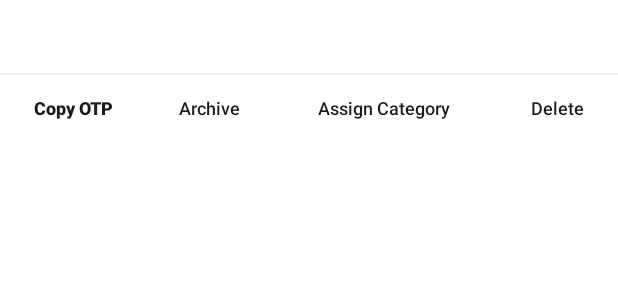
After one commit to ddastoor/TRAISms, an Android app built with Jetpack Compose: the layout notification_sms_otp_expanded.xml on its own in the app's theme, with its tools: preview values and no code run, on a phone screen of 412 x 824 dp. The commit adds this screen. Shown: the top 300 px of the screen. Run offline under Robolectric (Android 15) with nearby library versions, the phone set to English and light mode, and no system bars.

Commit message:
Implement SMS notification actions (Copy OTP, Archive, Assign Category, Delete)

```diff
--- a/app/src/main/AndroidManifest.xml
+++ b/app/src/main/AndroidManifest.xml
@@ -65,6 +65,11 @@
             </intent-filter>
         </receiver>
 
+        <!-- Internal BroadcastReceiver for SMS notification actions (Copy OTP, Archive, Delete) -->
+        <receiver
+            android:name=".data.sms.SmsNotificationActionReceiver"
+            android:exported="false" />
+
         <!-- Default SMS BroadcastReceiver for incoming MMS WAP Push -->
         <receiver
             android:name=".data.sms.MmsWapPushReceiver"
--- a/app/src/main/java/com/example/data/db/SmsDao.kt
+++ b/app/src/main/java/com/example/data/db/SmsDao.kt
@@ -186,6 +186,9 @@ interface SmsDao {
     @Query("SELECT systemSmsId FROM sms_messages WHERE id = :id AND systemSmsId IS NOT NULL")
     suspend fun getSystemIdForMessage(id: Long): Long?
 
+    @Query("SELECT id FROM sms_messages WHERE threadKey = :threadKey ORDER BY timestampMillis DESC, id DESC LIMIT 1")
+    suspend fun getLatestMessageIdForThread(threadKey: String): Long?
+
     @Query("DELETE FROM sms_messages WHERE id = :id")
     suspend fun deleteMessageById(id: Long)
 
--- a/app/src/main/java/com/example/data/sms/SmsDeliverReceiver.kt
+++ b/app/src/main/java/com/example/data/sms/SmsDeliverReceiver.kt
@@ -40,10 +40,10 @@ class SmsDeliverReceiver : BroadcastReceiver() {
             }
         }
 
-        val pendingResult = goAsync()
+        val pendingResult: PendingResult? = goAsync()
         val app = context.applicationContext as? TraiSmsApp
         if (app == null) {
-            pendingResult.finish()
+            pendingResult?.finish()
             return
         }
 
@@ -60,7 +60,7 @@ class SmsDeliverReceiver : BroadcastReceiver() {
                     }
                 }
             } finally {
-                pendingResult.finish()
+                pendingResult?.finish()
             }
         }
     }
--- /dev/null
+++ b/app/src/main/res/layout/notification_sms_otp_expanded.xml
@@ -0,0 +1,124 @@
+<?xml version="1.0" encoding="utf-8"?>
+<LinearLayout xmlns:android="http://schemas.android.com/apk/res/android"
+    android:layout_width="match_parent"
+    android:layout_height="wrap_content"
+    android:orientation="vertical">
+
+    <TextView
+        android:id="@+id/notif_expanded_title"
+        style="@style/TextAppearance.Compat.Notification.Title"
+        android:layout_width="match_parent"
+        android:layout_height="wrap_content"
+        android:ellipsize="end"
+        android:singleLine="true" />
+
+    <TextView
+        android:id="@+id/notif_expanded_body"
+        style="@style/TextAppearance.Compat.Notification"
+        android:layout_width="match_parent"
+        android:layout_height="wrap_content"
+        android:layout_marginTop="2dp"
+        android:ellipsize="end"
+        android:maxLines="4" />
+
+    <FrameLayout
+        android:layout_width="match_parent"
+        android:layout_height="1dp"
+        android:layout_marginTop="8dp"
+        android:background="#26808080" />
+
+    <LinearLayout
+        android:id="@+id/notif_otp_actions_row"
+        android:layout_width="match_parent"
+        android:layout_height="wrap_content"
+        android:layout_marginTop="4dp"
+        android:gravity="center_vertical"
+        android:orientation="horizontal">
+
+        <TextView
+            android:id="@+id/notif_btn_copy_otp"
+            style="@style/TextAppearance.Compat.Notification.Title"
+            android:layout_width="0dp"
+            android:layout_height="wrap_content"
+            android:layout_weight="1.15"
+            android:background="?android:attr/selectableItemBackground"
+            android:clickable="true"
+            android:ellipsize="end"
+            android:focusable="true"
+            android:gravity="center"
+            android:maxLines="2"
+            android:minHeight="36dp"
+            android:paddingStart="4dp"
+            android:paddingTop="6dp"
+            android:paddingEnd="4dp"
+            android:paddingBottom="6dp"
+            android:text="@string/notif_action_copy_otp"
+            android:textSize="12sp"
+            android:textStyle="bold" />
+
+        <TextView
+            android:id="@+id/notif_btn_archive"
+            style="@style/TextAppearance.Compat.Notification.Title"
+            android:layout_width="0dp"
+            android:layout_height="wrap_content"
+            android:layout_weight="1.0"
+            android:background="?android:attr/selectableItemBackground"
+            android:clickable="true"
+            android:ellipsize="end"
+            android:focusable="true"
+            android:fontFamily="sans-serif-medium"
+            android:gravity="center"
+            android:maxLines="2"
+            android:minHeight="36dp"
+            android:paddingStart="4dp"
+            android:paddingTop="6dp"
+            android:paddingEnd="4dp"
+            android:paddingBottom="6dp"
+            android:text="@string/notif_action_archive"
+            android:textSize="12sp" />
+
+        <TextView
+            android:id="@+id/notif_btn_assign_category"
+            style="@style/TextAppearance.Compat.Notification.Title"
+            android:layout_width="0dp"
+            android:layout_height="wrap_content"
+            android:layout_weight="1.75"
+            android:background="?android:attr/selectableItemBackground"
+            android:clickable="true"
+            android:ellipsize="end"
+            android:focusable="true"
+            android:fontFamily="sans-serif-medium"
+            android:gravity="center"
+            android:maxLines="2"
+            android:minHeight="36dp"
+            android:paddingStart="4dp"
+            android:paddingTop="6dp"
+            android:paddingEnd="4dp"
+            android:paddingBottom="6dp"
+            android:text="@string/notif_action_assign_category"
+            android:textSize="12sp" />
+
+        <TextView
+            android:id="@+id/notif_btn_delete"
+            style="@style/TextAppearance.Compat.Notification.Title"
+            android:layout_width="0dp"
+            android:layout_height="wrap_content"
+            android:layout_weight="0.95"
+            android:background="?android:attr/selectableItemBackground"
+            android:clickable="true"
+            android:ellipsize="end"
+            android:focusable="true"
+            android:fontFamily="sans-serif-medium"
+            android:gravity="center"
+            android:maxLines="2"
+            android:minHeight="36dp"
+            android:paddingStart="4dp"
+            android:paddingTop="6dp"
+            android:paddingEnd="4dp"
+            android:paddingBottom="6dp"
+            android:text="@string/notif_action_delete"
+            android:textSize="12sp" />
+
+    </LinearLayout>
+
+</LinearLayout>
--- a/app/src/main/res/values/strings.xml
+++ b/app/src/main/res/values/strings.xml
@@ -31,6 +31,10 @@
     <string name="compose_new_sms">New Message</string>
     <string name="copy_otp_chip">Copy %1$s</string>
     <string name="otp_copied_toast">OTP %1$s copied to clipboard</string>
+    <string name="notif_action_copy_otp">Copy OTP</string>
+    <string name="notif_action_archive">Archive</string>
+    <string name="notif_action_assign_category">Assign Category</string>
+    <string name="notif_action_delete">Delete</string>
     <string name="empty_category_title">No %1$s messages</string>
     <string name="empty_category_subtitle">Incoming and imported messages matching %1$s rules appear here automatically.</string>
     <string name="delete_all_in_tab">Delete all in %1$s</string>
```
Also changed, not shown: app/src/main/java/com/example/data/sms/SmsNotificationActionReceiver.kt (added, +97 -0 lines), app/src/main/java/com/example/data/sms/SmsNotificationHelper.kt (+164 -12 lines), app/src/main/java/com/example/data/sms/SmsRepository.kt (+17 -1 lines), app/src/main/res/layout/notification_sms_otp_collapsed.xml (added, +24 -0 lines).
